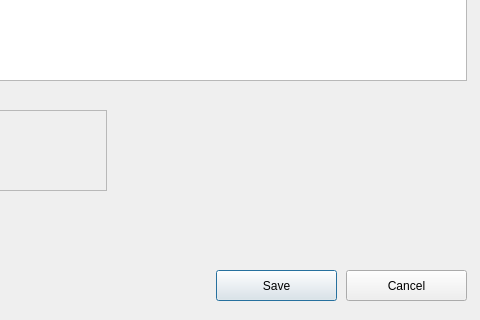
biel-wro/SimBaD, file gui/forms/new_event_dialog.ui: the form before one commit; both pictures show x 544 to 1024 and y 380 to 700 of the 1024 by 700 pixel window.
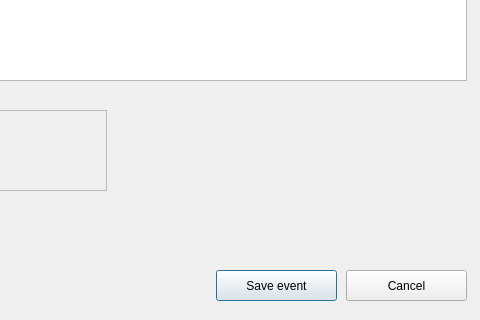
The form after the commit.

What changed in the file:
```diff
--- a/gui/forms/new_event_dialog.ui
+++ b/gui/forms/new_event_dialog.ui
@@ -116,7 +116,7 @@
     </rect>
    </property>
    <property name="text">
-    <string>Save</string>
+    <string>Save event</string>
    </property>
   </widget>
   <widget class="QPushButton" name="pushButton_2">
```
